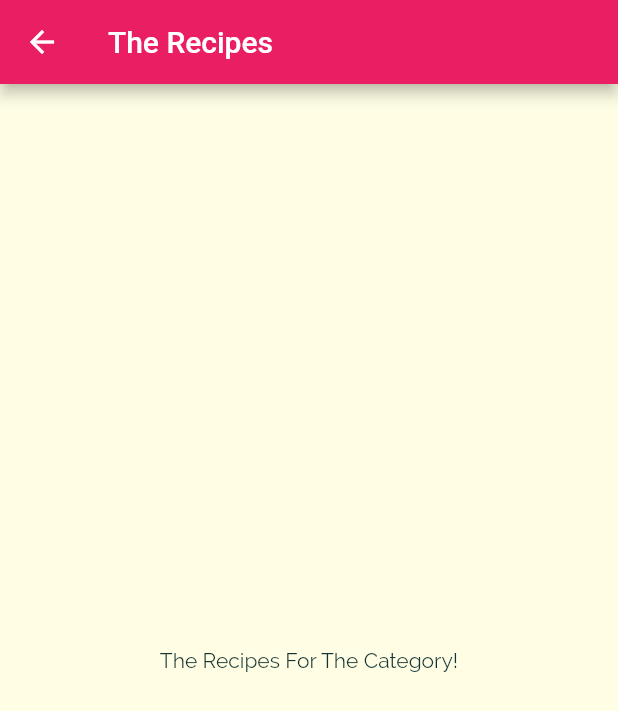
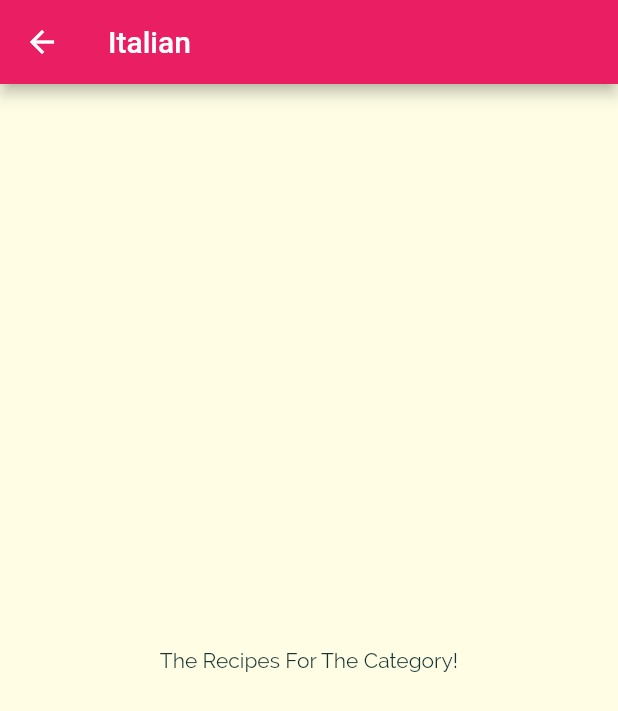
Before and after one commit to iwonarudzinska/recipes, a Flutter app: the screen it shows after launch, after a tap on "Italian", on a phone screen of 412 x 824 dp. Shown: the top 711 px of the screen. Run offline on Flutter 3.47's test engine with Material 2 defaults, Android fonts, the phone set to English and light mode, and no system bars.

Commit message:
Add id and display title

```diff
--- a/lib/categories_screen.dart
+++ b/lib/categories_screen.dart
@@ -22,6 +22,7 @@ class CategoriesScreen extends StatelessWidget {
         children: dummycategories
             .map(
               (catData) => CategoryItem(
+                id: catData.id,
                 title: catData.title,
                 color: catData.color,
               ),
--- a/lib/category_item.dart
+++ b/lib/category_item.dart
@@ -2,9 +2,9 @@ import 'package:flutter/material.dart';
 import 'package:meals_udemy/category_meals_screen.dart';
 
 class CategoryItem extends StatelessWidget {
-  const CategoryItem({Key? key, required this.title, required this.color})
+  const CategoryItem({Key? key, required this.id, required this.title, required this.color})
       : super(key: key);
-
+  final String id;
   final String title;
   final Color color;
 
@@ -12,7 +12,7 @@ class CategoryItem extends StatelessWidget {
     Navigator.of(ctx).push(
       MaterialPageRoute(
         builder: (_) {
-          return const CategoryMealsScreen();
+          return CategoryMealsScreen(id, title);
         },
       ),
     );
--- a/lib/category_meals_screen.dart
+++ b/lib/category_meals_screen.dart
@@ -1,15 +1,17 @@
 import 'package:flutter/material.dart';
 
 class CategoryMealsScreen extends StatelessWidget {
-  const CategoryMealsScreen({Key? key}) : super(key: key);
+  const CategoryMealsScreen(this.categoryId, this.categoryTitle, {Key? key})
+      : super(key: key);
 
   final String categoryId;
   final String categoryTitle;
+
   @override
   Widget build(BuildContext context) {
     return Scaffold(
       appBar: AppBar(
-        title: const Text('The Recipes'),
+        title: Text(categoryTitle),
       ),
       body: const Center(
         child: Text('The Recipes For The Category!'),
```
